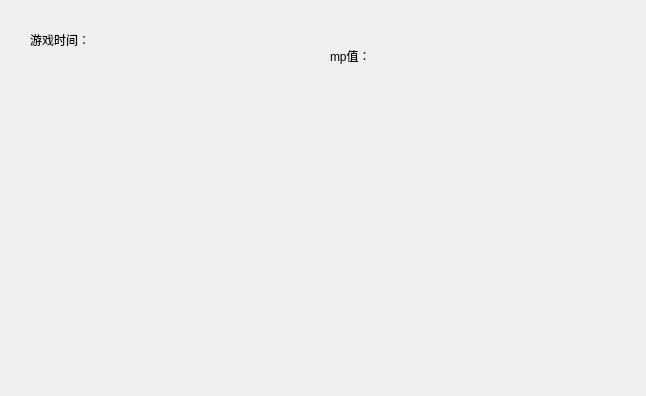
Qt form gamewidget.ui (CalciumArgon/SnakeGame) before a commit.
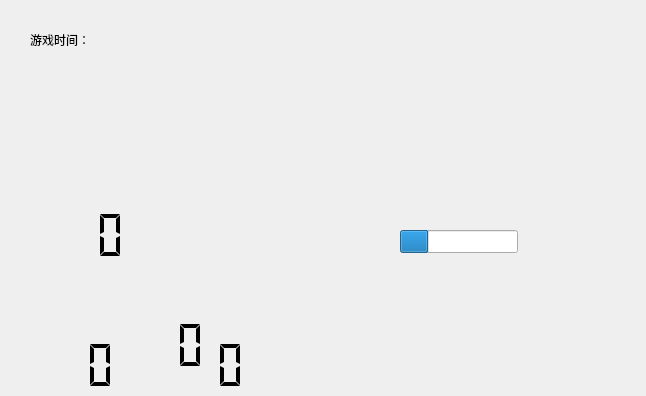
The same form after that commit. Icons and pictures are not drawn.

The edit to the form file:
```diff
--- a/gamewidget.ui
+++ b/gamewidget.ui
@@ -106,14 +106,158 @@
   <widget class="QLabel" name="labelMp">
    <property name="geometry">
     <rect>
-     <x>330</x>
-     <y>30</y>
-     <width>111</width>
+     <x>110</x>
+     <y>250</y>
+     <width>54</width>
+     <height>12</height>
+    </rect>
+   </property>
+   <property name="text">
+    <string/>
+   </property>
+  </widget>
+  <widget class="QLCDNumber" name="lcdNum1">
+   <property name="geometry">
+    <rect>
+     <x>80</x>
+     <y>210</y>
+     <width>61</width>
      <height>51</height>
     </rect>
    </property>
+   <property name="frameShape">
+    <enum>QFrame::NoFrame</enum>
+   </property>
+   <property name="digitCount">
+    <number>1</number>
+   </property>
+   <property name="segmentStyle">
+    <enum>QLCDNumber::Flat</enum>
+   </property>
+  </widget>
+  <widget class="QLCDNumber" name="lcdNum2">
+   <property name="geometry">
+    <rect>
+     <x>70</x>
+     <y>340</y>
+     <width>61</width>
+     <height>51</height>
+    </rect>
+   </property>
+   <property name="frameShape">
+    <enum>QFrame::NoFrame</enum>
+   </property>
+   <property name="digitCount">
+    <number>1</number>
+   </property>
+   <property name="segmentStyle">
+    <enum>QLCDNumber::Flat</enum>
+   </property>
+  </widget>
+  <widget class="QLCDNumber" name="lcdNum3">
+   <property name="geometry">
+    <rect>
+     <x>160</x>
+     <y>320</y>
+     <width>61</width>
+     <height>51</height>
+    </rect>
+   </property>
+   <property name="frameShape">
+    <enum>QFrame::NoFrame</enum>
+   </property>
+   <property name="digitCount">
+    <number>1</number>
+   </property>
+   <property name="segmentStyle">
+    <enum>QLCDNumber::Flat</enum>
+   </property>
+  </widget>
+  <widget class="QLCDNumber" name="lcdNum4">
+   <property name="geometry">
+    <rect>
+     <x>200</x>
+     <y>340</y>
+     <width>61</width>
+     <height>51</height>
+    </rect>
+   </property>
+   <property name="frameShape">
+    <enum>QFrame::NoFrame</enum>
+   </property>
+   <property name="digitCount">
+    <number>1</number>
+   </property>
+   <property name="segmentStyle">
+    <enum>QLCDNumber::Flat</enum>
+   </property>
+  </widget>
+  <widget class="QLabel" name="labelHp1">
+   <property name="geometry">
+    <rect>
+     <x>390</x>
+     <y>220</y>
+     <width>54</width>
+     <height>12</height>
+    </rect>
+   </property>
    <property name="text">
-    <string>mp值：</string>
+    <string/>
+   </property>
+  </widget>
+  <widget class="QLabel" name="labelHp2">
+   <property name="geometry">
+    <rect>
+     <x>530</x>
+     <y>320</y>
+     <width>54</width>
+     <height>12</height>
+    </rect>
+   </property>
+   <property name="text">
+    <string/>
+   </property>
+  </widget>
+  <widget class="QLabel" name="labelHp3">
+   <property name="geometry">
+    <rect>
+     <x>530</x>
+     <y>290</y>
+     <width>54</width>
+     <height>12</height>
+    </rect>
+   </property>
+   <property name="text">
+    <string/>
+   </property>
+  </widget>
+  <widget class="QLabel" name="labelHp4">
+   <property name="geometry">
+    <rect>
+     <x>510</x>
+     <y>220</y>
+     <width>54</width>
+     <height>12</height>
+    </rect>
+   </property>
+   <property name="text">
+    <string/>
+   </property>
+  </widget>
+  <widget class="QProgressBar" name="progressBarMp">
+   <property name="geometry">
+    <rect>
+     <x>400</x>
+     <y>230</y>
+     <width>118</width>
+     <height>23</height>
+    </rect>
+   </property>
+   <property name="value">
+    <number>24</number>
+   </property>
+   <property name="textVisible">
+    <bool>false</bool>
    </property>
   </widget>
  </widget>
```
Left out of the diff: 21 changed lines with no effect on the pictures.
